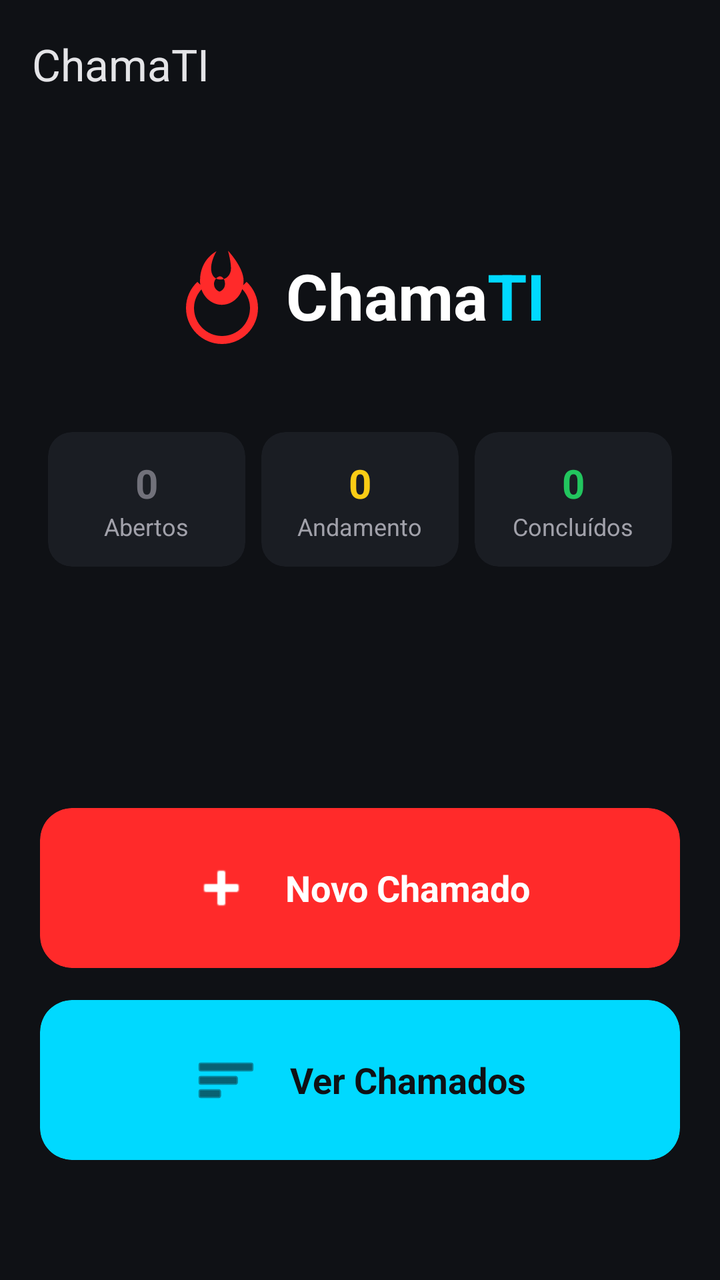
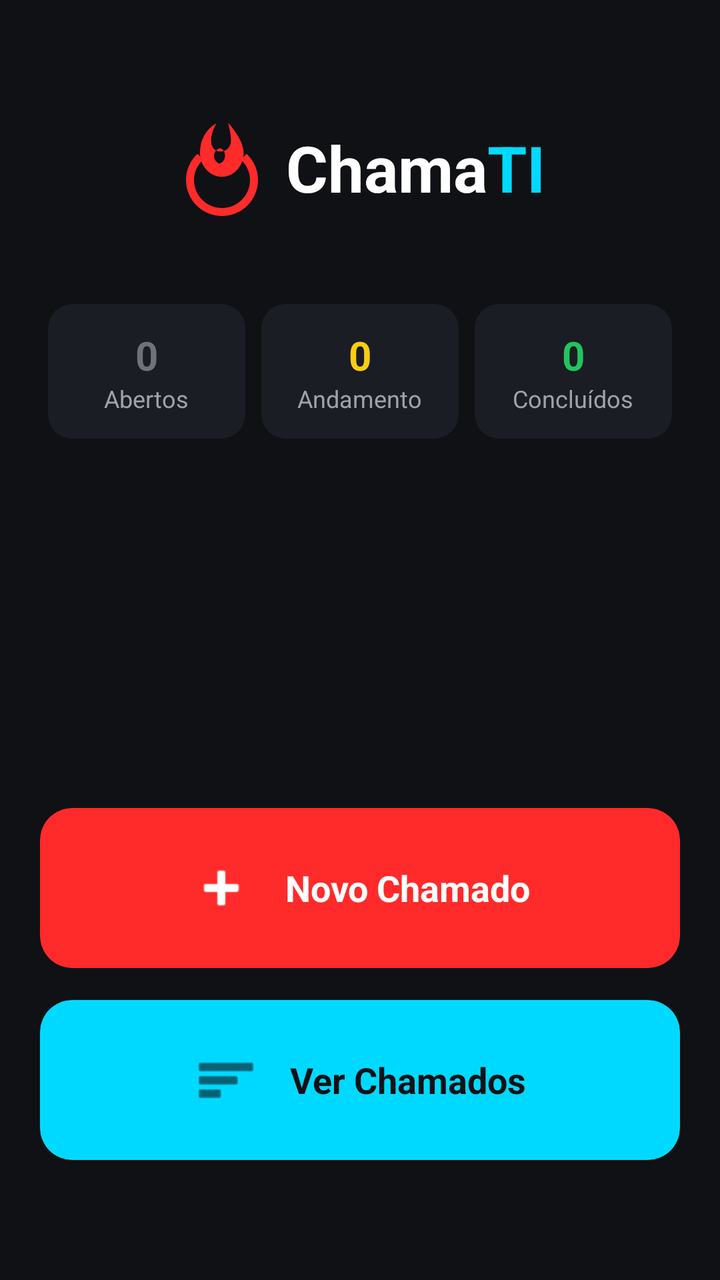

An Android layout rendered at two revisions. The XML below is the earlier revision; the diff shows what the commit changed to produce the second picture.
<!-- AndroidManifest.xml: application theme Theme.ChamaTI -->
<!-- res/layout/activity_main.xml -->
<?xml version="1.0" encoding="utf-8"?>
<androidx.drawerlayout.widget.DrawerLayout xmlns:android="http://schemas.android.com/apk/res/android"
    xmlns:app="http://schemas.android.com/apk/res-auto"
    android:id="@+id/drawer_layout"
    android:layout_width="match_parent"
    android:layout_height="match_parent"
    android:fitsSystemWindows="true">

    <LinearLayout
        android:layout_width="match_parent"
        android:layout_height="match_parent"
        android:orientation="vertical">

        <com.google.android.material.appbar.MaterialToolbar
            android:id="@+id/toolbar"
            android:layout_width="match_parent"
            android:layout_height="?attr/actionBarSize"
            android:background="@color/background_dark"
            app:title="ChamaTI"
            app:titleTextColor="@color/text_primary" />

        <LinearLayout
            android:layout_width="match_parent"
            android:layout_height="match_parent"
            android:background="@color/background_dark"
            android:orientation="vertical"
            android:padding="20dp">

            
            <LinearLayout
                android:layout_width="match_parent"
                android:layout_height="wrap_content"
                android:layout_marginTop="40dp"
                android:layout_marginBottom="40dp"
                android:gravity="center"
                android:orientation="horizontal">

                <ImageView
                    android:layout_width="48dp"
                    android:layout_height="48dp"
                    android:src="@drawable/ic_fire" />

                <TextView
                    android:layout_width="wrap_content"
                    android:layout_height="wrap_content"
                    android:layout_marginStart="8dp"
                    android:text="Chama"
                    android:textColor="@color/white"
                    android:textSize="32sp"
                    android:textStyle="bold" />

                <TextView
                    android:layout_width="wrap_content"
                    android:layout_height="wrap_content"
                    android:text="TI"
                    android:textColor="@color/chama_cyan"
                    android:textSize="32sp"
                    android:textStyle="bold" />
            </LinearLayout>

            
            <LinearLayout
                android:layout_width="match_parent"
                android:layout_height="wrap_content"
                android:orientation="horizontal"
                android:weightSum="3">

                <com.google.android.material.card.MaterialCardView
                    android:layout_width="0dp"
                    android:layout_height="wrap_content"
                    android:layout_margin="4dp"
                    android:layout_weight="1">

                    <LinearLayout
                        android:layout_width="match_parent"
                        android:layout_height="wrap_content"
                        android:gravity="center"
                        android:orientation="vertical"
                        android:padding="12dp">

                        <TextView
                            android:id="@+id/tvCountAbertos"
                            android:layout_width="wrap_content"
                            android:layout_height="wrap_content"
                            android:text="0"
                            android:textColor="@color/status_aberto"
                            android:textSize="20sp"
                            android:textStyle="bold" />

                        <TextView
                            android:layout_width="wrap_content"
                            android:layout_height="wrap_content"
                            android:text="Abertos"
                            android:textColor="@color/text_secondary"
                            android:textSize="12sp" />
                    </LinearLayout>
                </com.google.android.material.card.MaterialCardView>

                <com.google.android.material.card.MaterialCardView
                    android:layout_width="0dp"
                    android:layout_height="wrap_content"
                    android:layout_margin="4dp"
                    android:layout_weight="1">

                    <LinearLayout
                        android:layout_width="match_parent"
                        android:layout_height="wrap_content"
                        android:gravity="center"
                        android:orientation="vertical"
                        android:padding="12dp">

                        <TextView
                            android:id="@+id/tvCountAndamento"
                            android:layout_width="wrap_content"
                            android:layout_height="wrap_content"
                            android:text="0"
                            android:textColor="@color/status_andamento"
                            android:textSize="20sp"
                            android:textStyle="bold" />

                        <TextView
                            android:layout_width="wrap_content"
                            android:layout_height="wrap_content"
                            android:text="Andamento"
                            android:textColor="@color/text_secondary"
                            android:textSize="12sp" />
                    </LinearLayout>
                </com.google.android.material.card.MaterialCardView>

                <com.google.android.material.card.MaterialCardView
                    android:layout_width="0dp"
                    android:layout_height="wrap_content"
                    android:layout_margin="4dp"
                    android:layout_weight="1">

                    <LinearLayout
                        android:layout_width="match_parent"
                        android:layout_height="wrap_content"
                        android:gravity="center"
                        android:orientation="vertical"
                        android:padding="12dp">

                        <TextView
                            android:id="@+id/tvCountConcluidos"
                            android:layout_width="wrap_content"
                            android:layout_height="wrap_content"
                            android:text="0"
                            android:textColor="@color/status_concluido"
                            android:textSize="20sp"
                            android:textStyle="bold" />

                        <TextView
                            android:layout_width="wrap_content"
                            android:layout_height="wrap_content"
                            android:text="Concluídos"
                            android:textColor="@color/text_secondary"
                            android:textSize="12sp" />
                    </LinearLayout>
                </com.google.android.material.card.MaterialCardView>
            </LinearLayout>

            <View
                android:layout_width="match_parent"
                android:layout_height="0dp"
                android:layout_weight="1" />

            
            <com.google.android.material.card.MaterialCardView
                android:id="@+id/btnNovoChamado"
                android:layout_width="match_parent"
                android:layout_height="wrap_content"
                android:layout_marginBottom="16dp"
                app:cardBackgroundColor="@color/chama_red"
                app:cardCornerRadius="16dp">

                <LinearLayout
                    android:layout_width="match_parent"
                    android:layout_height="wrap_content"
                    android:gravity="center"
                    android:orientation="horizontal"
                    android:padding="24dp">

                    <ImageView
                        android:layout_width="32dp"
                        android:layout_height="32dp"
                        android:src="@android:drawable/ic_input_add"
                        app:tint="@color/white" />

                    <TextView
                        android:layout_width="wrap_content"
                        android:layout_height="wrap_content"
                        android:layout_marginStart="16dp"
                        android:text="Novo Chamado"
                        android:textColor="@color/white"
                        android:textSize="18sp"
                        android:textStyle="bold" />
                </LinearLayout>
            </com.google.android.material.card.MaterialCardView>

            <com.google.android.material.card.MaterialCardView
                android:id="@+id/btnVerChamados"
                android:layout_width="match_parent"
                android:layout_height="wrap_content"
                android:layout_marginBottom="40dp"
                app:cardBackgroundColor="@color/chama_cyan"
                app:cardCornerRadius="16dp">

                <LinearLayout
                    android:layout_width="match_parent"
                    android:layout_height="wrap_content"
                    android:gravity="center"
                    android:orientation="horizontal"
                    android:padding="24dp">

                    <ImageView
                        android:layout_width="32dp"
                        android:layout_height="32dp"
                        android:src="@android:drawable/ic_menu_sort_by_size"
                        app:tint="@color/background_dark" />

                    <TextView
                        android:layout_width="wrap_content"
                        android:layout_height="wrap_content"
                        android:layout_marginStart="16dp"
                        android:text="Ver Chamados"
                        android:textColor="@color/background_dark"
                        android:textSize="18sp"
                        android:textStyle="bold" />
                </LinearLayout>
            </com.google.android.material.card.MaterialCardView>

        </LinearLayout>
    </LinearLayout>

    <com.google.android.material.navigation.NavigationView
        android:id="@+id/nav_view"
        android:layout_width="wrap_content"
        android:layout_height="match_parent"
        android:layout_gravity="start"
        android:background="@color/card_background"
        app:headerLayout="@layout/nav_header_main"
        app:itemIconTint="@color/drawer_item_color"
        app:itemTextColor="@color/drawer_item_color"
        app:menu="@menu/drawer_menu" />

</androidx.drawerlayout.widget.DrawerLayout>
<!-- res/layout/nav_header_main.xml (included above) -->
<?xml version="1.0" encoding="utf-8"?>
<LinearLayout xmlns:android="http://schemas.android.com/apk/res/android"
    android:layout_width="match_parent"
    android:layout_height="160dp"
    android:background="@color/card_background"
    android:gravity="center"
    android:orientation="horizontal"
    android:padding="24dp">

    <ImageView
        android:layout_width="48dp"
        android:layout_height="48dp"
        android:src="@drawable/ic_fire" />

    <TextView
        android:layout_width="wrap_content"
        android:layout_height="wrap_content"
        android:layout_marginStart="8dp"
        android:text="Chama"
        android:textColor="@color/white"
        android:textSize="28sp"
        android:textStyle="bold" />

    <TextView
        android:layout_width="wrap_content"
        android:layout_height="wrap_content"
        android:text="TI"
        android:textColor="@color/chama_cyan"
        android:textSize="28sp"
        android:textStyle="bold" />

</LinearLayout>
<!-- resources referenced by this layout -->
<resources>
  <color name="background_dark">#0F1115</color>
  <color name="card_background">#1A1D23</color>
  <color name="chama_cyan">#00D9FF</color>
  <color name="chama_red">#FF2A2A</color>
  <color name="status_aberto">#71717A</color>
  <color name="status_andamento">#FACC15</color>
  <color name="status_concluido">#22C55E</color>
  <color name="text_primary">#E4E4E7</color>
  <color name="text_secondary">#A1A1AA</color>
  <color name="white">#FFFFFFFF</color>
  <!-- drawable ic_fire (drawable) -->
  <vector xmlns:android="http://schemas.android.com/apk/res/android"
      android:width="24dp"
      android:height="24dp"
      android:viewportWidth="24"
      android:viewportHeight="24">
      <path
          android:fillColor="#FF2A2A"
          android:pathData="M13.5,0.67s0.74,2.65 0.74,4.46c0,1.55 -1.1,2.76 -2.63,2.76 -1.53,0 -2.33,-1.2 -2.33,-2.76 0,-2.14 1.34,-4.31 1.34,-4.31S6.5,2.74 6.5,8.19c0,3.31 2.44,6.01 5.45,6.01 3.01,0 5.45,-2.7 5.45,-6.01 0,-3.41 -3.9,-7.52 -3.9,-7.52zM12,11c-1.1,0 -2,-0.9 -2,-2 0,-0.85 0.51,-1.59 1.25,-1.88 0.49,-0.19 1.5,0.32 1.5,1.88 0,1.1 -0.9,2 -2,2zM12,24c4.97,0 9,-4.03 9,-9 0,-2.58 -1.09,-4.9 -2.85,-6.54l-1.45,1.44C18.11,11.23 19,13.01 19,15c0,3.87 -3.13,7 -7,7s-7,-3.13 -7,-7c0,-1.99 0.89,-3.77 2.3,-5.1l-1.45,-1.44C4.09,10.1 3,12.42 3,15c0,4.97 4.03,9 9,9z" />
  </vector>
  <style name="Theme.ChamaTI" parent="Base.Theme.ChamaTI" />
  <style name="Base.Theme.ChamaTI" parent="Theme.Material3.DayNight.NoActionBar">
          <item name="android:windowBackground">@color/background_dark</item>
          <item name="android:statusBarColor">@color/background_dark</item>
          <item name="android:windowLightStatusBar">false</item>
  
          <item name="colorPrimary">@color/chama_red</item>
          <item name="colorSecondary">@color/chama_cyan</item>
          <item name="android:textColorPrimary">@color/text_primary</item>
          <item name="android:textColorSecondary">@color/text_secondary</item>
  
          
          <item name="materialCardViewStyle">@style/Widget.ChamaTI.CardView</item>
          <item name="textInputStyle">@style/Widget.ChamaTI.TextInputLayout</item>
      </style>
  <style name="Widget.ChamaTI.CardView" parent="Widget.Material3.CardView.Filled">
          <item name="cardBackgroundColor">@color/card_background</item>
          <item name="cardCornerRadius">12dp</item>
          <item name="strokeWidth">0dp</item>
      </style>
  <style name="Widget.ChamaTI.TextInputLayout" parent="Widget.Material3.TextInputLayout.FilledBox">
          <item name="boxBackgroundColor">@color/input_background</item>
          <item name="boxCornerRadiusTopStart">8dp</item>
          <item name="boxCornerRadiusTopEnd">8dp</item>
          <item name="boxCornerRadiusBottomStart">8dp</item>
          <item name="boxCornerRadiusBottomEnd">8dp</item>
          <item name="boxStrokeWidth">0dp</item>
          <item name="boxStrokeWidthFocused">1dp</item>
          <item name="hintTextColor">@color/text_secondary</item>
          <item name="android:textColorHint">@color/text_secondary</item>
      </style>
  <color name="input_background">#23262D</color>
</resources>

<!-- the commit's change to res/layout/activity_main.xml (unified diff, before → after) -->
@@ -1,279 +1,213 @@
 <?xml version="1.0" encoding="utf-8"?>
-<androidx.drawerlayout.widget.DrawerLayout xmlns:android="http://schemas.android.com/apk/res/android"
+<LinearLayout xmlns:android="http://schemas.android.com/apk/res/android"
     xmlns:app="http://schemas.android.com/apk/res-auto"
-    android:id="@+id/drawer_layout"
     android:layout_width="match_parent"
     android:layout_height="match_parent"
-    android:fitsSystemWindows="true">
-
+    android:background="@color/background_dark"
+    android:orientation="vertical"
+    android:padding="20dp">
+
+    
     <LinearLayout
         android:layout_width="match_parent"
-        android:layout_height="match_parent"
-        android:orientation="vertical">
-
-        <com.google.android.material.appbar.MaterialToolbar
-            android:id="@+id/toolbar"
-            android:layout_width="match_parent"
-            android:layout_height="?attr/actionBarSize"
-            android:background="@color/background_dark"
-            app:title="ChamaTI"
-            app:titleTextColor="@color/text_primary" />
+        android:layout_height="wrap_content"
+        android:layout_marginTop="40dp"
+        android:layout_marginBottom="40dp"
+        android:gravity="center"
+        android:orientation="horizontal">
+
+        <ImageView
+            android:layout_width="48dp"
+            android:layout_height="48dp"
+            android:src="@drawable/ic_fire" />
+
+        <TextView
+            android:layout_width="wrap_content"
+            android:layout_height="wrap_content"
+            android:layout_marginStart="8dp"
+            android:text="Chama"
+            android:textColor="@color/white"
+            android:textSize="32sp"
+            android:textStyle="bold" />
+
+        <TextView
+            android:layout_width="wrap_content"
+            android:layout_height="wrap_content"
+            android:text="TI"
+            android:textColor="@color/chama_cyan"
+            android:textSize="32sp"
+            android:textStyle="bold" />
+    </LinearLayout>
+
+    
+    <LinearLayout
+        android:layout_width="match_parent"
+        android:layout_height="wrap_content"
+        android:orientation="horizontal"
+        android:weightSum="3">
+
+        <com.google.android.material.card.MaterialCardView
+            android:layout_width="0dp"
+            android:layout_height="wrap_content"
+            android:layout_margin="4dp"
+            android:layout_weight="1">
+
+            <LinearLayout
+                android:layout_width="match_parent"
+                android:layout_height="wrap_content"
+                android:gravity="center"
+                android:orientation="vertical"
+                android:padding="12dp">
+
+                <TextView
+                    android:id="@+id/tvCountAbertos"
+                    android:layout_width="wrap_content"
+                    android:layout_height="wrap_content"
+                    android:text="0"
+                    android:textColor="@color/status_aberto"
+                    android:textSize="20sp"
+                    android:textStyle="bold" />
+
+                <TextView
+                    android:layout_width="wrap_content"
+                    android:layout_height="wrap_content"
+                    android:text="Abertos"
+                    android:textColor="@color/text_secondary"
+                    android:textSize="12sp" />
+            </LinearLayout>
+        </com.google.android.material.card.MaterialCardView>
+
+        <com.google.android.material.card.MaterialCardView
+            android:layout_width="0dp"
+            android:layout_height="wrap_content"
+            android:layout_margin="4dp"
+            android:layout_weight="1">
+
+            <LinearLayout
+                android:layout_width="match_parent"
+                android:layout_height="wrap_content"
+                android:gravity="center"
+                android:orientation="vertical"
+                android:padding="12dp">
+
+                <TextView
+                    android:id="@+id/tvCountAndamento"
+                    android:layout_width="wrap_content"
+                    android:layout_height="wrap_content"
+                    android:text="0"
+                    android:textColor="@color/status_andamento"
+                    android:textSize="20sp"
+                    android:textStyle="bold" />
+
+                <TextView
+                    android:layout_width="wrap_content"
+                    android:layout_height="wrap_content"
+                    android:text="Andamento"
+                    android:textColor="@color/text_secondary"
+                    android:textSize="12sp" />
+            </LinearLayout>
+        </com.google.android.material.card.MaterialCardView>
+
+        <com.google.android.material.card.MaterialCardView
+            android:layout_width="0dp"
+            android:layout_height="wrap_content"
+            android:layout_margin="4dp"
+            android:layout_weight="1">
+
+            <LinearLayout
+                android:layout_width="match_parent"
+                android:layout_height="wrap_content"
+                android:gravity="center"
+                android:orientation="vertical"
+                android:padding="12dp">
+
+                <TextView
+                    android:id="@+id/tvCountConcluidos"
+                    android:layout_width="wrap_content"
+                    android:layout_height="wrap_content"
+                    android:text="0"
+                    android:textColor="@color/status_concluido"
+                    android:textSize="20sp"
+                    android:textStyle="bold" />
+
+                <TextView
+                    android:layout_width="wrap_content"
+                    android:layout_height="wrap_content"
+                    android:text="Concluídos"
+                    android:textColor="@color/text_secondary"
+                    android:textSize="12sp" />
+            </LinearLayout>
+        </com.google.android.material.card.MaterialCardView>
+    </LinearLayout>
+
+    <View
+        android:layout_width="match_parent"
+        android:layout_height="0dp"
+        android:layout_weight="1" />
+
+    
+    <com.google.android.material.card.MaterialCardView
+        android:id="@+id/btnNovoChamado"
+        android:layout_width="match_parent"
+        android:layout_height="wrap_content"
+        android:layout_marginBottom="16dp"
+        app:cardBackgroundColor="@color/chama_red"
+        app:cardCornerRadius="16dp">
 
         <LinearLayout
             android:layout_width="match_parent"
-            android:layout_height="match_parent"
-            android:background="@color/background_dark"
-            android:orientation="vertical"
-            android:padding="20dp">
-
-            
-            <LinearLayout
-                android:layout_width="match_parent"
-                android:layout_height="wrap_content"
-                android:layout_marginTop="40dp"
-                android:layout_marginBottom="40dp"
-                android:gravity="center"
-                android:orientation="horizontal">
-
-                <ImageView
-                    android:layout_width="48dp"
-                    android:layout_height="48dp"
-                    android:src="@drawable/ic_fire" />
-
-                <TextView
-                    android:layout_width="wrap_content"
-                    android:layout_height="wrap_content"
-                    android:layout_marginStart="8dp"
-                    android:text="Chama"
-                    android:textColor="@color/white"
-                    android:textSize="32sp"
-                    android:textStyle="bold" />
-
-                <TextView
-                    android:layout_width="wrap_content"
-                    android:layout_height="wrap_content"
-                    android:text="TI"
-                    android:textColor="@color/chama_cyan"
-                    android:textSize="32sp"
-                    android:textStyle="bold" />
-            </LinearLayout>
-
-            
-            <LinearLayout
-                android:layout_width="match_parent"
-                android:layout_height="wrap_content"
-                android:orientation="horizontal"
-                android:weightSum="3">
-
-                <com.google.android.material.card.MaterialCardView
-                    android:layout_width="0dp"
-                    android:layout_height="wrap_content"
-                    android:layout_margin="4dp"
-                    android:layout_weight="1">
-
-                    <LinearLayout
-                        android:layout_width="match_parent"
-                        android:layout_height="wrap_content"
-                        android:gravity="center"
-                        android:orientation="vertical"
-                        android:padding="12dp">
-
-                        <TextView
-                            android:id="@+id/tvCountAbertos"
-                            android:layout_width="wrap_content"
-                            android:layout_height="wrap_content"
-                            android:text="0"
-                            android:textColor="@color/status_aberto"
-                            android:textSize="20sp"
-                            android:textStyle="bold" />
-
-                        <TextView
-                            android:layout_width="wrap_content"
-                            android:layout_height="wrap_content"
-                            android:text="Abertos"
-                            android:textColor="@color/text_secondary"
-                            android:textSize="12sp" />
-                    </LinearLayout>
-                </com.google.android.material.card.MaterialCardView>
-
-                <com.google.android.material.card.MaterialCardView
-                    android:layout_width="0dp"
-                    android:layout_height="wrap_content"
-                    android:layout_margin="4dp"
-                    android:layout_weight="1">
-
-                    <LinearLayout
-                        android:layout_width="match_parent"
-                        android:layout_height="wrap_content"
-                        android:gravity="center"
-                        android:orientation="vertical"
-                        android:padding="12dp">
-
-                        <TextView
-                            android:id="@+id/tvCountAndamento"
-                            android:layout_width="wrap_content"
-                            android:layout_height="wrap_content"
-                            android:text="0"
-                            android:textColor="@color/status_andamento"
-                            android:textSize="20sp"
-                            android:textStyle="bold" />
-
-                        <TextView
-                            android:layout_width="wrap_content"
-                            android:layout_height="wrap_content"
-                            android:text="Andamento"
-                            android:textColor="@color/text_secondary"
-                            android:textSize="12sp" />
-                    </LinearLayout>
-                </com.google.android.material.card.MaterialCardView>
-
-                <com.google.android.material.card.MaterialCardView
-                    android:layout_width="0dp"
-                    android:layout_height="wrap_content"
-                    android:layout_margin="4dp"
-                    android:layout_weight="1">
-
-                    <LinearLayout
-                        android:layout_width="match_parent"
-                        android:layout_height="wrap_content"
-                        android:gravity="center"
-                        android:orientation="vertical"
-                        android:padding="12dp">
-
-                        <TextView
-                            android:id="@+id/tvCountConcluidos"
-                            android:layout_width="wrap_content"
-                            android:layout_height="wrap_content"
-                            android:text="0"
-                            android:textColor="@color/status_concluido"
-                            android:textSize="20sp"
-                            android:textStyle="bold" />
-
-                        <TextView
-                            android:layout_width="wrap_content"
-                            android:layout_height="wrap_content"
-                            android:text="Concluídos"
-                            android:textColor="@color/text_secondary"
-                            android:textSize="12sp" />
-                    </LinearLayout>
-                </com.google.android.material.card.MaterialCardView>
-            </LinearLayout>
-
-            <View
-                android:layout_width="match_parent"
-                android:layout_height="0dp"
-                android:layout_weight="1" />
-
-            
-            <com.google.android.material.card.MaterialCardView
-                android:id="@+id/btnNovoChamado"
-                android:layout_width="match_parent"
-                android:layout_height="wrap_content"
-                android:layout_marginBottom="16dp"
-                app:cardBackgroundColor="@color/chama_red"
-                app:cardCornerRadius="16dp">
-
-                <LinearLayout
-                    android:layout_width="match_parent"
-                    android:layout_height="wrap_content"
-                    android:gravity="center"
-                    android:orientation="horizontal"
-                    android:padding="24dp">
-
-                    <ImageView
-                        android:layout_width="32dp"
-                        android:layout_height="32dp"
-                        android:src="@android:drawable/ic_input_add"
-                        app:tint="@color/white" />
-
-                    <TextView
-                        android:layout_width="wrap_content"
-                        android:layout_height="wrap_content"
-                        android:layout_marginStart="16dp"
-                        android:text="Novo Chamado"
-                        android:textColor="@color/white"
-                        android:textSize="18sp"
-                        android:textStyle="bold" />
-                </LinearLayout>
-            </com.google.android.material.card.MaterialCardView>
-
-            <com.google.android.material.card.MaterialCardView
-                android:id="@+id/btnVerChamados"
-                android:layout_width="match_parent"
-                android:layout_height="wrap_content"
-                android:layout_marginBottom="40dp"
-                app:cardBackgroundColor="@color/chama_cyan"
-                app:cardCornerRadius="16dp">
-
-                <LinearLayout
-                    android:layout_width="match_parent"
-                    android:layout_height="wrap_content"
-                    android:gravity="center"
-                    android:orientation="horizontal"
-                    android:padding="24dp">
-
-                    <ImageView
-                        android:layout_width="32dp"
-                        android:layout_height="32dp"
-                        android:src="@android:drawable/ic_menu_sort_by_size"
-                        app:tint="@color/background_dark" />
-
-                    <TextView
-                        android:layout_width="wrap_content"
-                        android:layout_height="wrap_content"
-                        android:layout_marginStart="16dp"
-                        android:text="Ver Chamados"
-                        android:textColor="@color/background_dark"
-                        android:textSize="18sp"
-                        android:textStyle="bold" />
-                </LinearLayout>
-            </com.google.android.material.card.MaterialCardView>
-
+            android:layout_height="wrap_content"
+            android:gravity="center"
+            android:orientation="horizontal"
+            android:padding="24dp">
+
+            <ImageView
+                android:layout_width="32dp"
+                android:layout_height="32dp"
+                android:src="@android:drawable/ic_input_add"
+                app:tint="@color/white" />
+
+            <TextView
+                android:layout_width="wrap_content"
+                android:layout_height="wrap_content"
+                android:layout_marginStart="16dp"
+                android:text="Novo Chamado"
+                android:textColor="@color/white"
+                android:textSize="18sp"
+                android:textStyle="bold" />
         </LinearLayout>
-    </LinearLayout>
-
-    <com.google.android.material.navigation.NavigationView
-        android:id="@+id/nav_view"
-        android:layout_width="wrap_content"
-        android:layout_height="match_parent"
-        android:layout_gravity="start"
-        android:background="@color/card_background"
-        app:headerLayout="@layout/nav_header_main"
-        app:itemIconTint="@color/drawer_item_color"
-        app:itemTextColor="@color/drawer_item_color"
-        app:menu="@menu/drawer_menu" />
-
-</androidx.drawerlayout.widget.DrawerLayout>
-<!-- res/layout/nav_header_main.xml (included above) -->
-<?xml version="1.0" encoding="utf-8"?>
-<LinearLayout xmlns:android="http://schemas.android.com/apk/res/android"
-    android:layout_width="match_parent"
-    android:layout_height="160dp"
-    android:background="@color/card_background"
-    android:gravity="center"
-    android:orientation="horizontal"
-    android:padding="24dp">
-
-    <ImageView
-        android:layout_width="48dp"
-        android:layout_height="48dp"
-        android:src="@drawable/ic_fire" />
-
-    <TextView
-        android:layout_width="wrap_content"
-        android:layout_height="wrap_content"
-        android:layout_marginStart="8dp"
-        android:text="Chama"
-        android:textColor="@color/white"
-        android:textSize="28sp"
-        android:textStyle="bold" />
-
-    <TextView
-        android:layout_width="wrap_content"
-        android:layout_height="wrap_content"
-        android:text="TI"
-        android:textColor="@color/chama_cyan"
-        android:textSize="28sp"
-        android:textStyle="bold" />
+    </com.google.android.material.card.MaterialCardView>
+
+    <com.google.android.material.card.MaterialCardView
+        android:id="@+id/btnVerChamados"
+        android:layout_width="match_parent"
+        android:layout_height="wrap_content"
+        android:layout_marginBottom="40dp"
+        app:cardBackgroundColor="@color/chama_cyan"
+        app:cardCornerRadius="16dp">
+
+        <LinearLayout
+            android:layout_width="match_parent"
+            android:layout_height="wrap_content"
+            android:gravity="center"
+            android:orientation="horizontal"
+            android:padding="24dp">
+
+            <ImageView
+                android:layout_width="32dp"
+                android:layout_height="32dp"
+                android:src="@android:drawable/ic_menu_sort_by_size"
+                app:tint="@color/background_dark" />
+
+            <TextView
+                android:layout_width="wrap_content"
+                android:layout_height="wrap_content"
+                android:layout_marginStart="16dp"
+                android:text="Ver Chamados"
+                android:textColor="@color/background_dark"
+                android:textSize="18sp"
+                android:textStyle="bold" />
+        </LinearLayout>
+    </com.google.android.material.card.MaterialCardView>
 
 </LinearLayout>
